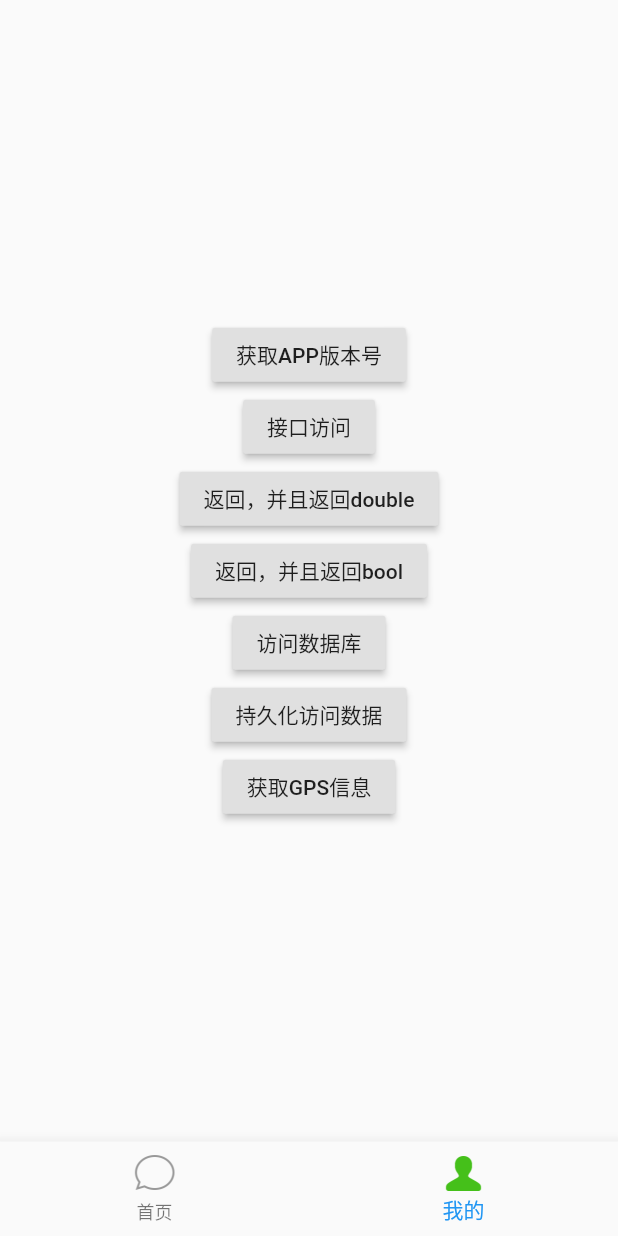
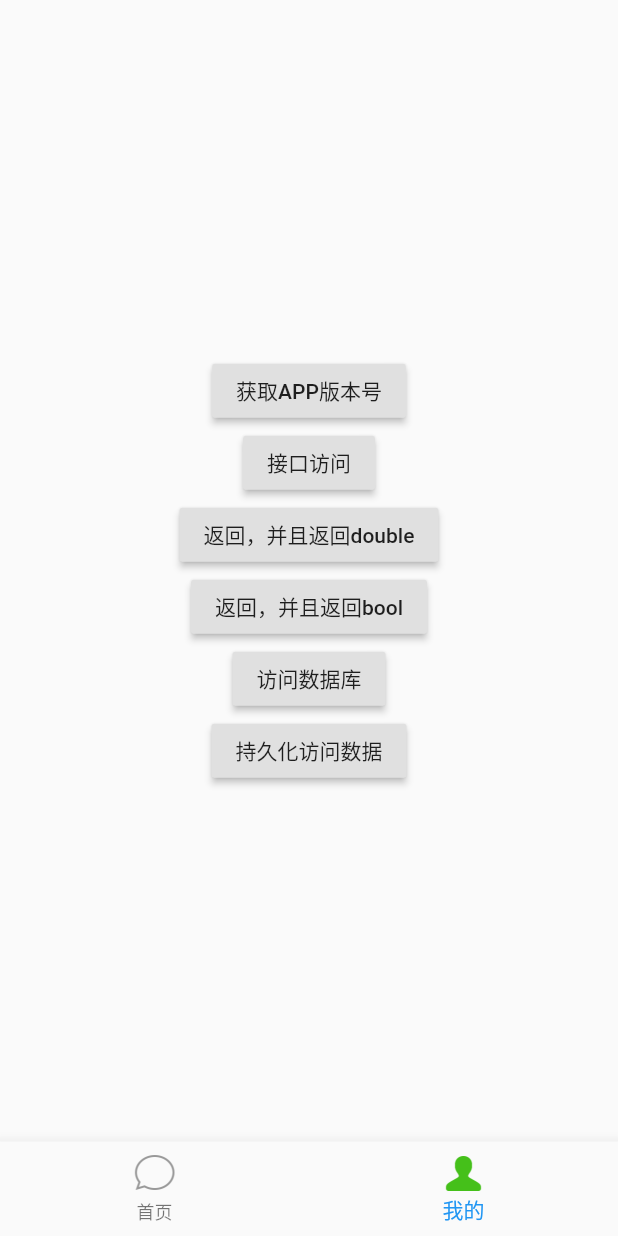
Before and after one commit to TomMi23/MiZiFlutterApp, a Flutter app: the screen it shows after launch, item 2 of the bottom bar chosen, on a phone screen of 412 x 824 dp. Run offline on Flutter 3.47's test engine with Material 2 defaults, Android fonts, the phone set to English and light mode, and no system bars; our stand-ins replace connectivity, dio, fluro, flutter_screenutil, fluttertoast, font_awesome_flutter and 2 more; accounts and stored records are empty.

Commit message:
去除掉GoogleMap的内容

```diff
--- a/mizi_flutter_app/lib/common/route/Named_Router.dart
+++ b/mizi_flutter_app/lib/common/route/Named_Router.dart
@@ -2,8 +2,8 @@
 //import 'package:app_jdq_flutter/app.dart';
 //import 'package:app_jdq_flutter/page/loginPage.dart';
 //import 'package:app_jdq_flutter/page/yifenqiPage.dart';
-import 'package:app/page/gmap/GoogleMapPage.dart';
-import 'package:app/page/gmap/MapGPSPage.dart';
+//import 'package:app/page/gmap/GoogleMapPage.dart';
+//import 'package:app/page/gmap/MapGPSPage.dart';
 import 'package:app/page/login/LoginPage.dart';
 import 'package:app/page/main/HomeTabPage.dart';
 import 'package:app/page/splash/SplashPage.dart';
@@ -28,8 +28,8 @@ class NamedRouter {
       '/splashPage': (context) => SplashPage(),
       '/homeTabPage': (context) => HomeTabPage(),
       '/loginPage': (context) => LoginPage(),
-      '/mapGPSPage': (context) => MapGPSPage(),
-      '/googleMapPage': (context) => GoogleMapPage(),
+//      '/mapGPSPage': (context) => MapGPSPage(),
+//      '/googleMapPage': (context) => GoogleMapPage(),
     };
     return routes;
   }
--- a/mizi_flutter_app/lib/config/Routes.dart
+++ b/mizi_flutter_app/lib/config/Routes.dart
@@ -9,8 +9,8 @@ class Routes {
   static String splashPage = "/SplashPage";
   static String app = "/app";
   static String login = "/LoginPage";
-  static String mapGPS = "/MapGPSPage";
-  static String googleMap = "/GoogleMapPage";
+//  static String mapGPS = "/MapGPSPage";
+//  static String googleMap = "/GoogleMapPage";
 
   static void configureRoutes(Router router) {
     // 检测如果没有匹配到路由
@@ -25,8 +25,8 @@ class Routes {
     router.define(splashPage, handler: splashHandler);
     router.define(app, handler: appHandler);
     router.define(login, handler: loginHandler);
-    router.define(mapGPS, handler: mapGPSHandler);
-    router.define(googleMap, handler: googleMapHandler);
+//    router.define(mapGPS, handler: mapGPSHandler);
+//    router.define(googleMap, handler: googleMapHandler);
 
   }
 }
--- a/mizi_flutter_app/lib/page/main/MyTabPage.dart
+++ b/mizi_flutter_app/lib/page/main/MyTabPage.dart
@@ -124,13 +124,13 @@ class _MyTabPageState extends State<MyTabPage> {
               saveUserInfo();
             },
           ),
-          RaisedButton(
-            child: Text('获取GPS信息'),
-            onPressed: () {
-              NavigatorUtil.goMapGPSPage(context);
-              //Navigator.of(context).pushNamed('/mapGPSPage');
-            },
-          ),
+//          RaisedButton(
+//            child: Text('获取GPS信息'),
+//            onPressed: () {
+//              NavigatorUtil.goMapGPSPage(context);
+//              //Navigator.of(context).pushNamed('/mapGPSPage');
+//            },
+//          ),
         ],
       ),
     );
--- a/mizi_flutter_app/pubspec.yaml
+++ b/mizi_flutter_app/pubspec.yaml
@@ -34,7 +34,7 @@ dependencies:
   # 数据管理层 https://pub.flutter-io.cn/packages/provider
   provider: ^3.2.0
   # Google地图
-  google_maps_flutter: ^0.5.21+14
+  #google_maps_flutter: ^0.5.21+14
 
 
 
```
Also changed, not shown: mizi_flutter_app/lib/config/NavigatorUtil.dart (+7 -7 lines), mizi_flutter_app/lib/config/Route_Handler.dart (+10 -10 lines), mizi_flutter_app/lib/page/gmap/GoogleMapPage.dart (deleted, +0 -19 lines), mizi_flutter_app/lib/page/gmap/MapGPSPage.dart (deleted, +0 -42 lines), mizi_flutter_app/pubspec.lock.
